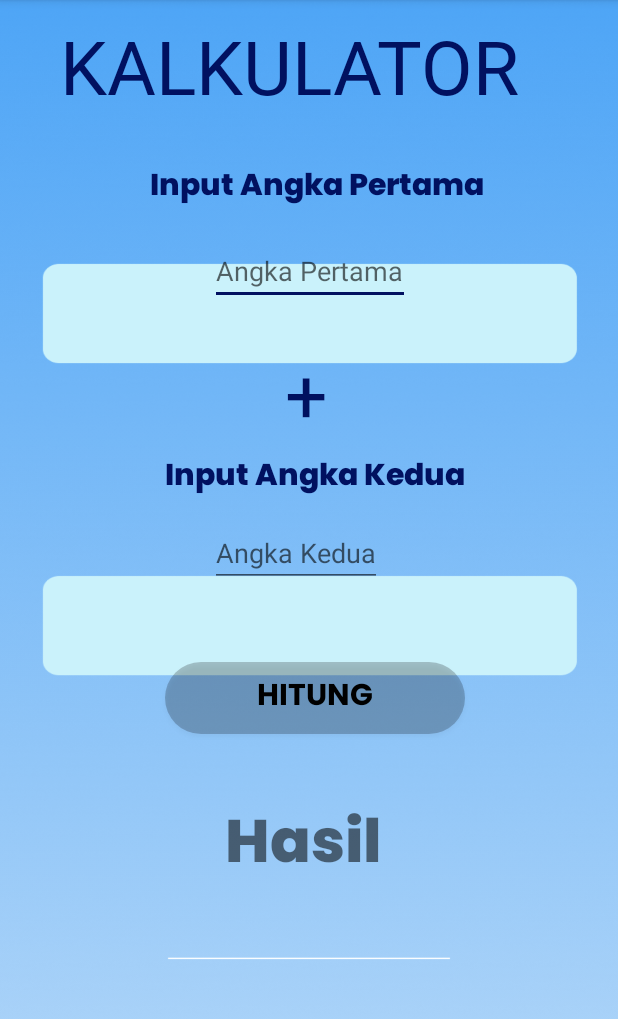
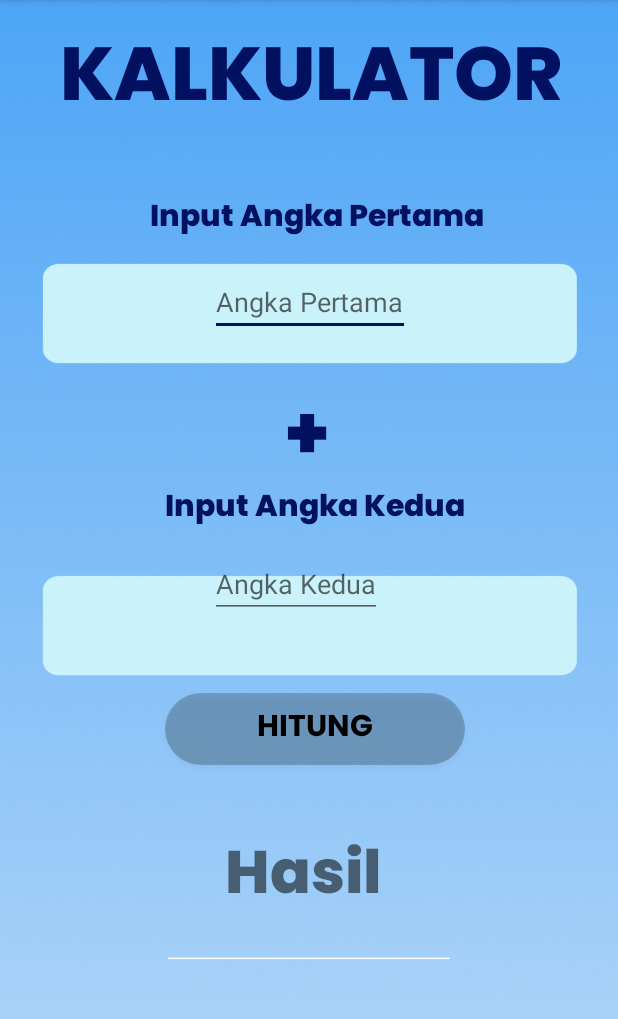
Before and after one commit to Rafli-Dewanto/project-android-pbo, an Android app: the KalkulatorActivity screen opened directly, with no data from a screen before it, on a phone screen of 412 x 824 dp, the part 84-1103 px from its top. Run offline under Robolectric (Android 15) with nearby library versions, the phone set to English and light mode, and no system bars; libraries missing offline, so code that uses them is left out: io.jsonwebtoken.

Commit message:
fix typo font names

```diff
--- a/app/src/main/res/layout/activity_kalkulator.xml
+++ b/app/src/main/res/layout/activity_kalkulator.xml
@@ -14,7 +14,7 @@
         android:layout_marginTop="10dp"
         android:layout_marginLeft="40dp"
         android:textSize="50dp"
-        android:fontFamily="@font/poppins_extra_bold"
+        android:fontFamily="@font/poppins_extrabold"
         android:textColor="@color/colorAccent"
         android:text="KALKULATOR" />
 
@@ -42,7 +42,7 @@
         android:layout_height="72dp"
         android:layout_marginLeft="190dp"
         android:layout_marginTop="25dp"
-        android:fontFamily="@font/poppins_extra_bold"
+        android:fontFamily="@font/poppins_extrabold"
         android:text="+"
         android:textColor="@color/colorAccent"
         android:textSize="50dp" />
```
